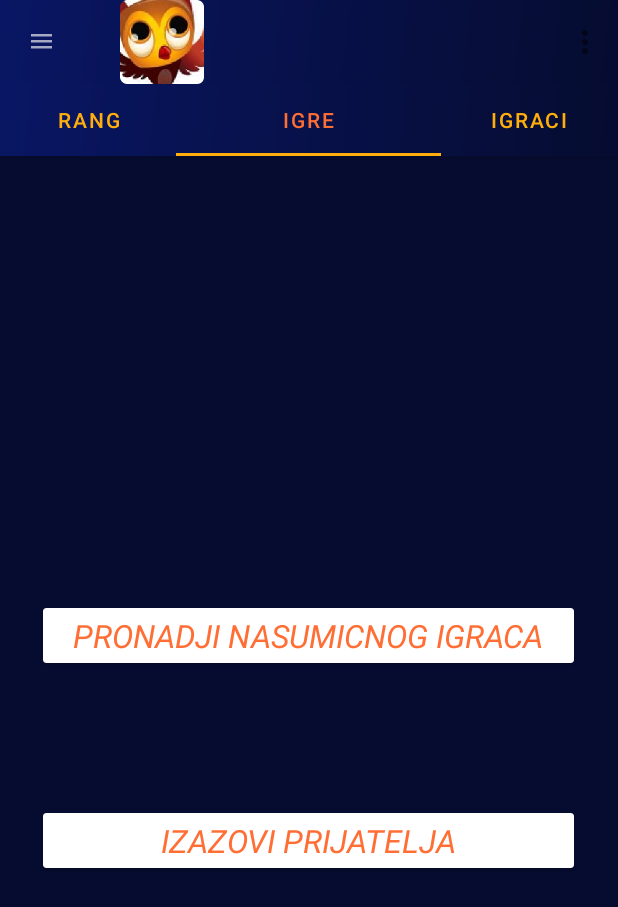
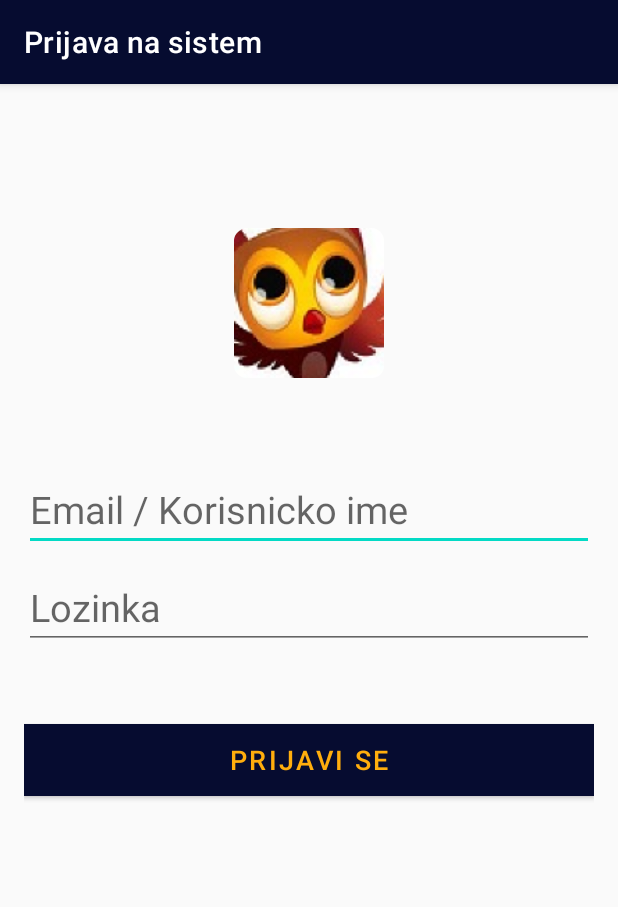
Before and after one commit to 2Dan3/androidSlagalica, an Android app: the screen it shows after launch (MainActivity before the commit, LoginActivity after it), on a phone screen of 412 x 824 dp. Shown: the top 907 px of the screen. Run offline under Robolectric (Android 15) with nearby library versions, the phone set to English and light mode, and no system bars; our stand-ins replace navigation-ui.

Commit message:
Add Login as 1st activity

```diff
--- a/app/src/main/AndroidManifest.xml
+++ b/app/src/main/AndroidManifest.xml
@@ -9,10 +9,10 @@
         android:roundIcon="@mipmap/ic_default_profile_round"
         android:supportsRtl="true"
         android:theme="@style/Theme.Slagalica">
+
         <activity
             android:name=".SplashScreenActivity"
             android:exported="true"
-            android:label="@string/title_activity_splash_screen"
             android:theme="@style/Theme.Slagalica.NoActionBar">
             <intent-filter>
                 <action android:name="android.intent.action.MAIN" />
@@ -20,14 +20,18 @@
                 <category android:name="android.intent.category.LAUNCHER" />
             </intent-filter>
         </activity>
-
         <activity
             android:name=".MainActivity"
             android:label="@string/app_name"
             android:theme="@style/Theme.Slagalica.NoActionBar">
-<!--            Moved from MainActivity - action MAIN & category LAUNCHER to SplashScreenActivity -->
-<!--            Moved android:exported="true" to SplashScreenActivity -->
+
+            <!-- Moved from MainActivity - action MAIN & category LAUNCHER to SplashScreenActivity -->
+            <!-- Moved android:exported="true" to SplashScreenActivity -->
         </activity>
+        <activity
+            android:name=".ui.login.LoginActivity"
+            android:label="@string/title_activity_login"
+            android:exported="true" />
     </application>
 
 </manifest>
--- a/app/src/main/java/com/ftn/slagalica/MainActivity.java
+++ b/app/src/main/java/com/ftn/slagalica/MainActivity.java
@@ -90,6 +90,7 @@ public class MainActivity extends AppCompatActivity {
                     return true;
                 case R.id.nav_logout:
 //                    *TODO: new Intent to login page?
+
                     return true;
             }
             return true;
--- a/app/src/main/java/com/ftn/slagalica/SplashScreenActivity.java
+++ b/app/src/main/java/com/ftn/slagalica/SplashScreenActivity.java
@@ -3,6 +3,7 @@ package com.ftn.slagalica;
 import android.content.Intent;
 import android.os.Bundle;
 
+import com.ftn.slagalica.ui.login.LoginActivity;
 import com.google.android.material.snackbar.Snackbar;
 
 import androidx.appcompat.app.AppCompatActivity;
@@ -31,7 +32,7 @@ public class SplashScreenActivity extends AppCompatActivity {
         new Timer().schedule(new TimerTask() {
             @Override
             public void run() {
-                startActivity(new Intent(SplashScreenActivity.this, MainActivity.class));
+                startActivity(new Intent(SplashScreenActivity.this, LoginActivity.class));
                 finish();
             }
         }, SPLASH_TIMEOUT);
--- a/app/src/main/java/com/ftn/slagalica/TabbedMainFragment.java
+++ b/app/src/main/java/com/ftn/slagalica/TabbedMainFragment.java
@@ -106,11 +106,11 @@ public class TabbedMainFragment extends Fragment {
 //    }
 
 
-    @Override
-    public void onDetach() {
-        viewPager.setAdapter(null);
-        super.onDetach();
-    }
+//    @Override
+//    public void onDetach() {
+//        viewPager.setAdapter(null);
+//        super.onDetach();
+//    }
 
     @Override
     public void onViewCreated(@NonNull View view, @Nullable Bundle savedInstanceState) {
--- /dev/null
+++ b/app/src/main/java/com/ftn/slagalica/data/model/LoggedInUser.java
@@ -0,0 +1,23 @@
+package com.ftn.slagalica.data.model;
+
+/**
+ * Data class that captures user information for logged in users retrieved from LoginRepository
+ */
+public class LoggedInUser {
+
+    private String userId;
+    private String displayName;
+
+    public LoggedInUser(String userId, String displayName) {
+        this.userId = userId;
+        this.displayName = displayName;
+    }
+
+    public String getUserId() {
+        return userId;
+    }
+
+    public String getDisplayName() {
+        return displayName;
+    }
+}
--- /dev/null
+++ b/app/src/main/java/com/ftn/slagalica/ui/login/LoginActivity.java
@@ -0,0 +1,38 @@
+package com.ftn.slagalica.ui.login;
+
+import android.content.Intent;
+import android.os.Bundle;
+import android.view.View;
+import android.widget.Toast;
+
+import androidx.appcompat.app.AppCompatActivity;
+
+import com.ftn.slagalica.MainActivity;
+import com.ftn.slagalica.R;
+
+public class LoginActivity extends AppCompatActivity {
+//    private Button loginBtn;
+
+    @Override
+    public void onCreate(Bundle savedInstanceState) {
+        super.onCreate(savedInstanceState);
+        setContentView(R.layout.activity_login);
+
+        findViewById(R.id.loginBtn).setOnClickListener(view -> authenticate(view));
+    }
+
+    private void authenticate(View view) {
+//        TODO credential check
+//        if(credentials ...){
+//            TODO upis nekog login tokena u sesiju?
+//                          ...
+        Toast.makeText(LoginActivity.this, "Prijava", Toast.LENGTH_SHORT).show();
+
+        startActivity(new Intent(LoginActivity.this, MainActivity.class));
+        finish();
+//        } else{
+//              ...
+//        }
+    }
+
+}
--- /dev/null
+++ b/app/src/main/res/layout/activity_login.xml
@@ -0,0 +1,57 @@
+<?xml version="1.0" encoding="utf-8"?>
+<LinearLayout xmlns:android="http://schemas.android.com/apk/res/android"
+    xmlns:tools="http://schemas.android.com/tools"
+    android:id="@+id/container"
+    android:layout_width="match_parent"
+    android:layout_height="match_parent"
+    android:paddingLeft="@dimen/activity_horizontal_margin"
+    android:paddingTop="@dimen/activity_vertical_margin"
+    android:paddingRight="@dimen/activity_horizontal_margin"
+    android:paddingBottom="@dimen/activity_vertical_margin"
+    tools:context=".ui.login.LoginActivity"
+    android:background="@color/white_smoked"
+    android:orientation="vertical"
+    android:gravity="center_horizontal">
+
+    <ImageView
+        android:id="@+id/logoLogin"
+        android:layout_width="match_parent"
+        android:layout_height="100dp"
+        android:layout_marginTop="80dp"
+        android:src="@mipmap/ic_default_profile_round" />
+    <EditText
+        android:id="@+id/usernameLogin"
+        android:layout_width="match_parent"
+        android:layout_height="wrap_content"
+        android:layout_marginTop="60dp"
+        android:hint="@string/prompt_email"
+        android:inputType="textEmailAddress"
+        android:selectAllOnFocus="true"
+        android:textColor="@color/orange_dark"
+        android:textSize="25dp"
+        android:layout_marginBottom="10dp"
+        android:textColorHighlight="@color/orange_dark" />
+
+    <EditText
+        android:id="@+id/passwordLogin"
+        android:layout_width="match_parent"
+        android:layout_height="wrap_content"
+        android:hint="@string/prompt_password"
+        android:imeActionLabel="@string/action_sign_in_short"
+        android:imeOptions="actionDone"
+        android:inputType="textPassword"
+        android:selectAllOnFocus="true"
+        android:textColor="@color/orange_dark"
+        android:textSize="25dp"
+        android:textColorHighlight="@color/orange_dark" />
+    <Button
+        android:id="@+id/loginBtn"
+        android:layout_width="match_parent"
+        android:layout_height="wrap_content"
+        android:layout_marginTop="50dp"
+        android:text="@string/action_sign_in"
+        android:textSize="18dp"
+        android:textColor="@color/orange_light"
+        android:background="@color/blue_dark"
+        android:gravity="center" />
+</LinearLayout>
--- a/app/src/main/res/layout/activity_splash_screen.xml
+++ b/app/src/main/res/layout/activity_splash_screen.xml
@@ -8,7 +8,7 @@
     android:background="@drawable/side_nav_bar">
 
     <ImageView
-        android:layout_marginBottom="200dp"
+        android:layout_marginBottom="100dp"
         android:layout_width="match_parent"
         android:layout_height="140dp"
         android:src="@mipmap/ic_default_profile_round" />
--- a/app/src/main/res/values-land/dimens.xml
+++ b/app/src/main/res/values-land/dimens.xml
@@ -1,3 +1,4 @@
 <resources>
     <dimen name="fab_margin">48dp</dimen>
+    <dimen name="activity_horizontal_margin">48dp</dimen>
 </resources>
--- a/app/src/main/res/values-w1240dp/dimens.xml
+++ b/app/src/main/res/values-w1240dp/dimens.xml
@@ -1,3 +1,4 @@
 <resources>
     <dimen name="fab_margin">200dp</dimen>
+    <dimen name="activity_horizontal_margin">200dp</dimen>
 </resources>
--- a/app/src/main/res/values-w600dp/dimens.xml
+++ b/app/src/main/res/values-w600dp/dimens.xml
@@ -1,3 +1,4 @@
 <resources>
     <dimen name="fab_margin">48dp</dimen>
+    <dimen name="activity_horizontal_margin">48dp</dimen>
 </resources>
--- a/app/src/main/res/values/strings.xml
+++ b/app/src/main/res/values/strings.xml
@@ -53,6 +53,15 @@
         </string>
     <string name="random_match">Pronadji nasumicnog igraca</string>
     <string name="friendly_match">Izazovi prijatelja</string>
-    <string name="title_activity_splash_screen">SplashScreenActivity</string>
+    <string name="title_activity_splash_screen">Ucitavanje</string>
+    <string name="title_activity_login">Prijava na sistem</string>
+    <string name="prompt_email">Email / Korisnicko ime</string>
+    <string name="prompt_password">Lozinka</string>
+    <string name="action_sign_in">Prijavi se</string>
+    <string name="action_sign_in_short">Prijavi se</string>
+    <string name="welcome">"Dobro dosli !"</string>
+    <string name="invalid_username">Neispravno korisnicko ime / email</string>
+    <string name="invalid_password">Lozinka mora biti duza od 5 karaktera</string>
+    <string name="login_failed">"Prijava neuspesna"</string>
 
 </resources>
```
